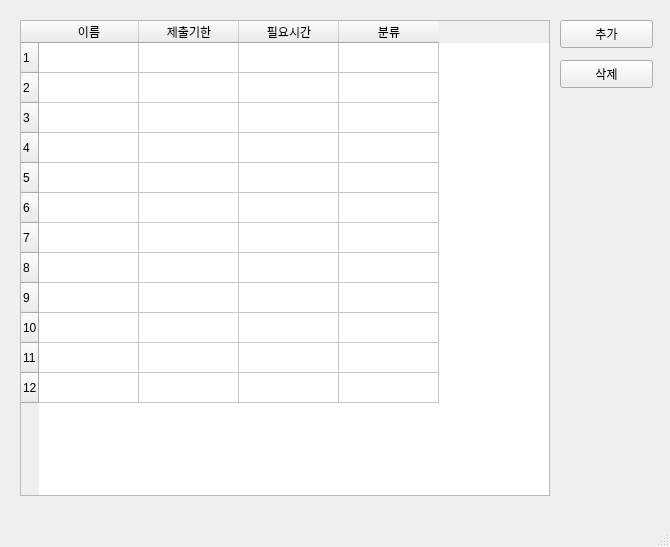
The window that UI/main.ui (Talkwarrior/workReminder) describes before a commit, drawn with Qt 5.
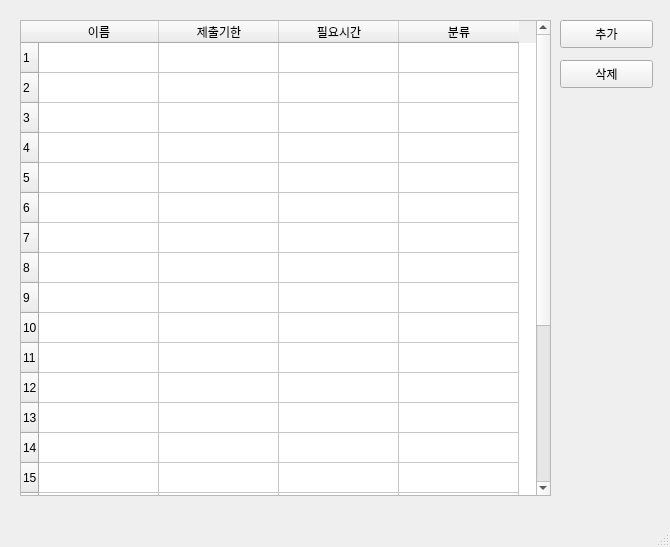
The same window after the commit. Icons and pictures are not drawn.

```diff
--- a/UI/main.ui
+++ b/UI/main.ui
@@ -46,7 +46,7 @@
      <rect>
       <x>20</x>
       <y>20</y>
-      <width>530</width>
+      <width>531</width>
       <height>476</height>
      </rect>
     </property>
@@ -66,7 +66,7 @@
      <bool>true</bool>
     </property>
     <property name="sortingEnabled">
-     <bool>false</bool>
+     <bool>true</bool>
     </property>
     <property name="wordWrap">
      <bool>false</bool>
@@ -75,8 +75,28 @@
      <bool>true</bool>
     </property>
     <property name="rowCount">
-     <number>12</number>
+     <number>23</number>
     </property>
+    <property name="columnCount">
+     <number>4</number>
+    </property>
+    <attribute name="horizontalHeaderCascadingSectionResizes">
+     <bool>true</bool>
+    </attribute>
+    <attribute name="horizontalHeaderDefaultSectionSize">
+     <number>120</number>
+    </attribute>
+    <row/>
+    <row/>
+    <row/>
+    <row/>
+    <row/>
+    <row/>
+    <row/>
+    <row/>
+    <row/>
+    <row/>
+    <row/>
     <row/>
     <row/>
     <row/>
```
Left out of the diff: 3 changed lines with no effect on the pictures.
